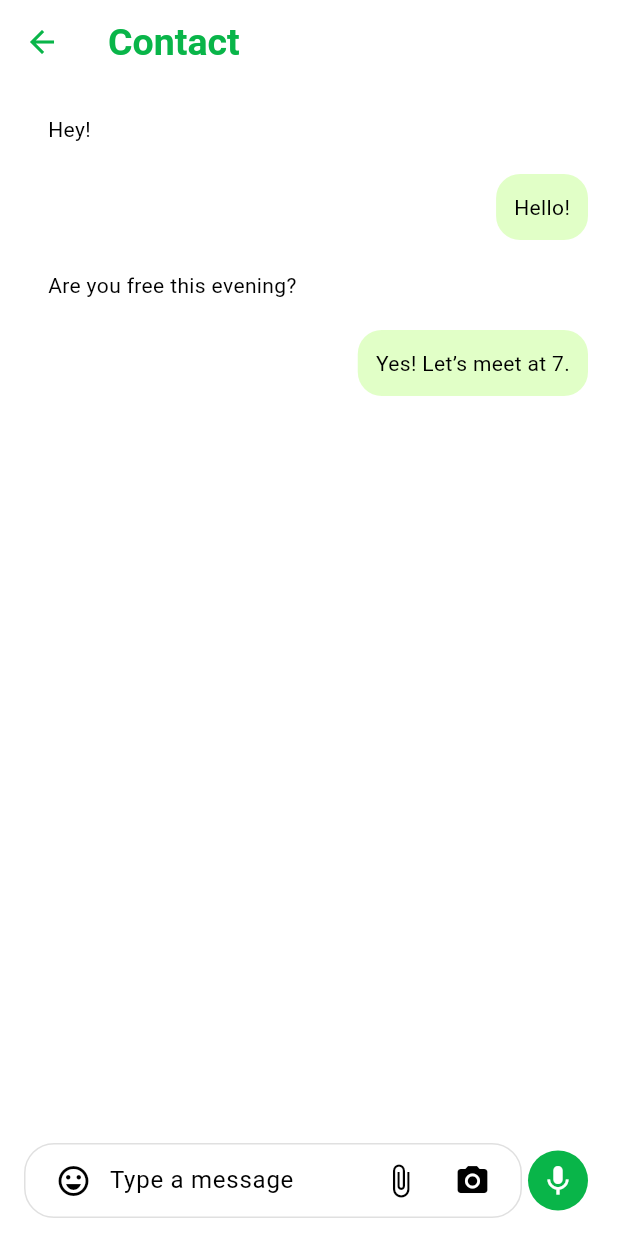
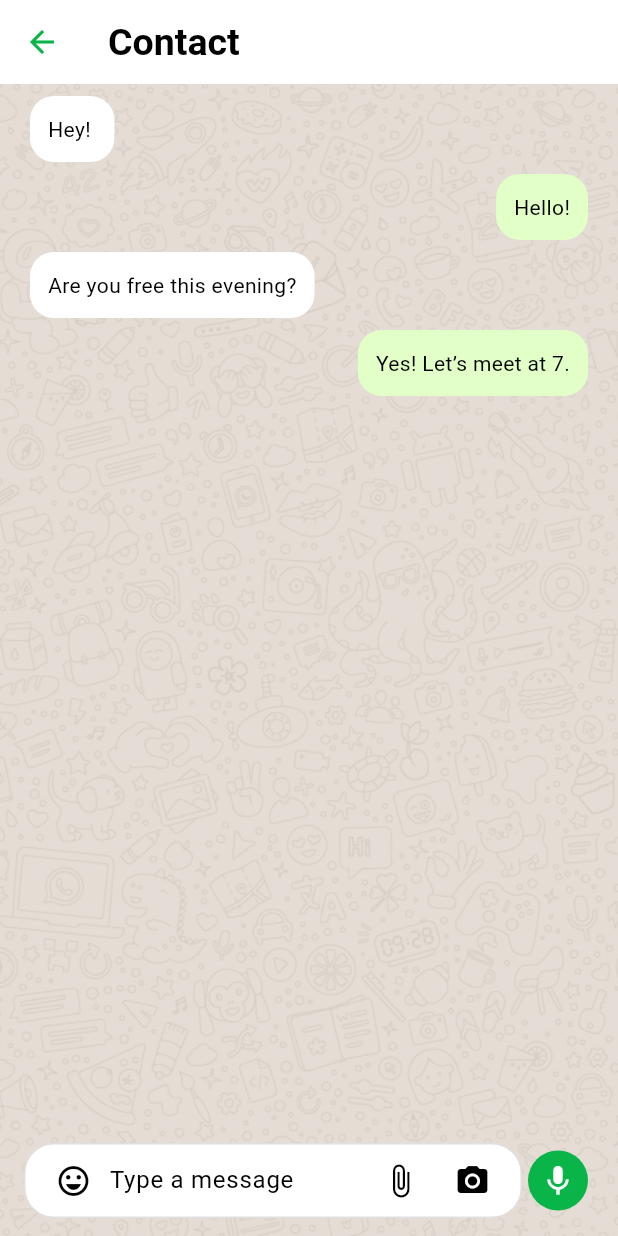
Before and after one commit to kemad97/WhatsApp-Flutter-App, a Flutter app: the ChatScreen screen opened by its route, on a phone screen of 412 x 824 dp. Run offline on Flutter 3.47's test engine with Material 3 defaults, Android fonts, the phone set to English and light mode, and no system bars.

```diff
--- a/lib/screens/chat_screen.dart
+++ b/lib/screens/chat_screen.dart
@@ -102,9 +102,16 @@ class _ChatScreenState extends State<ChatScreen>
   Widget build(BuildContext context) {
     return Scaffold(
       appBar: AppBar(
-        title: const Text('Contact'),
+        title: const Text('Contact',style: TextStyle(color: Colors.black),),
       ),
-      body: Column(
+      body: Container(
+          decoration: const BoxDecoration(
+        image: DecorationImage(
+          image: AssetImage('images/whatsapp_background.png'),
+          fit: BoxFit.cover,
+        ),
+      ),
+      child: Column(
         children: [
           Expanded(
             child: ListView.builder(
@@ -169,8 +176,8 @@ class _ChatScreenState extends State<ChatScreen>
                     onPressed: _handleSend,
                     style: ButtonStyle(
                       backgroundColor: WidgetStateProperty.all(kWhatsAppPrimary),
-                      shape: MaterialStateProperty.all(const CircleBorder()),
-                      padding: MaterialStateProperty.all(EdgeInsets.zero),
+                      shape: WidgetStateProperty.all(const CircleBorder()),
+                      padding: WidgetStateProperty.all(EdgeInsets.zero),
                     ),
                   ),
                 )
@@ -181,8 +188,8 @@ class _ChatScreenState extends State<ChatScreen>
                   },
                   style: ButtonStyle(
                     backgroundColor: WidgetStateProperty.all(kWhatsAppPrimary),
-                    shape: MaterialStateProperty.all(const CircleBorder()),
-                    padding: MaterialStateProperty.all(EdgeInsets.zero),
+                    shape: WidgetStateProperty.all(const CircleBorder()),
+                    padding: WidgetStateProperty.all(EdgeInsets.zero),
                   ),
                 )
               ],
@@ -190,6 +197,7 @@ class _ChatScreenState extends State<ChatScreen>
           ),
         ],
       ),
+      )
     );
   }
 }
--- a/pubspec.yaml
+++ b/pubspec.yaml
@@ -60,6 +60,7 @@ flutter:
   # To add assets to your application, add an assets section, like this:
   assets:
     - images/person.jpg
+    - images/whatsapp_background.png
   #   - images/a_dot_burr.jpeg
   #   - images/a_dot_ham.jpeg
 
```
Also changed, not shown: images/whatsapp_background.png (added).
